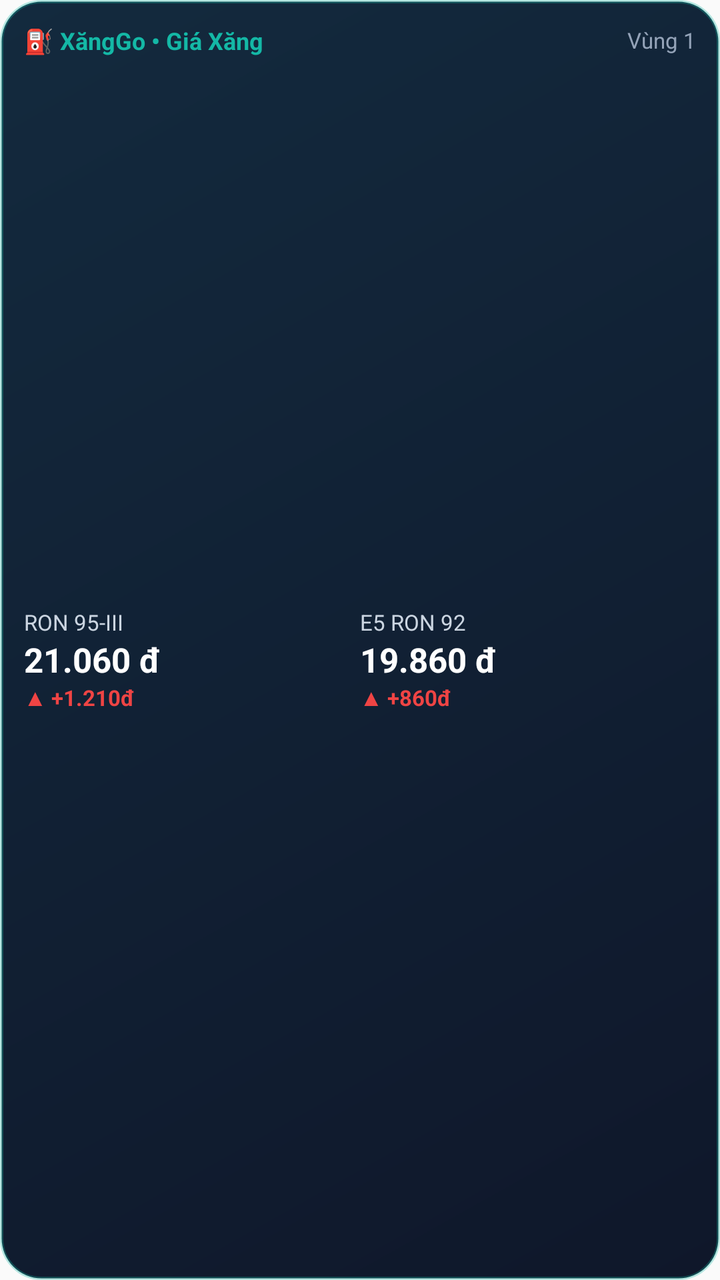
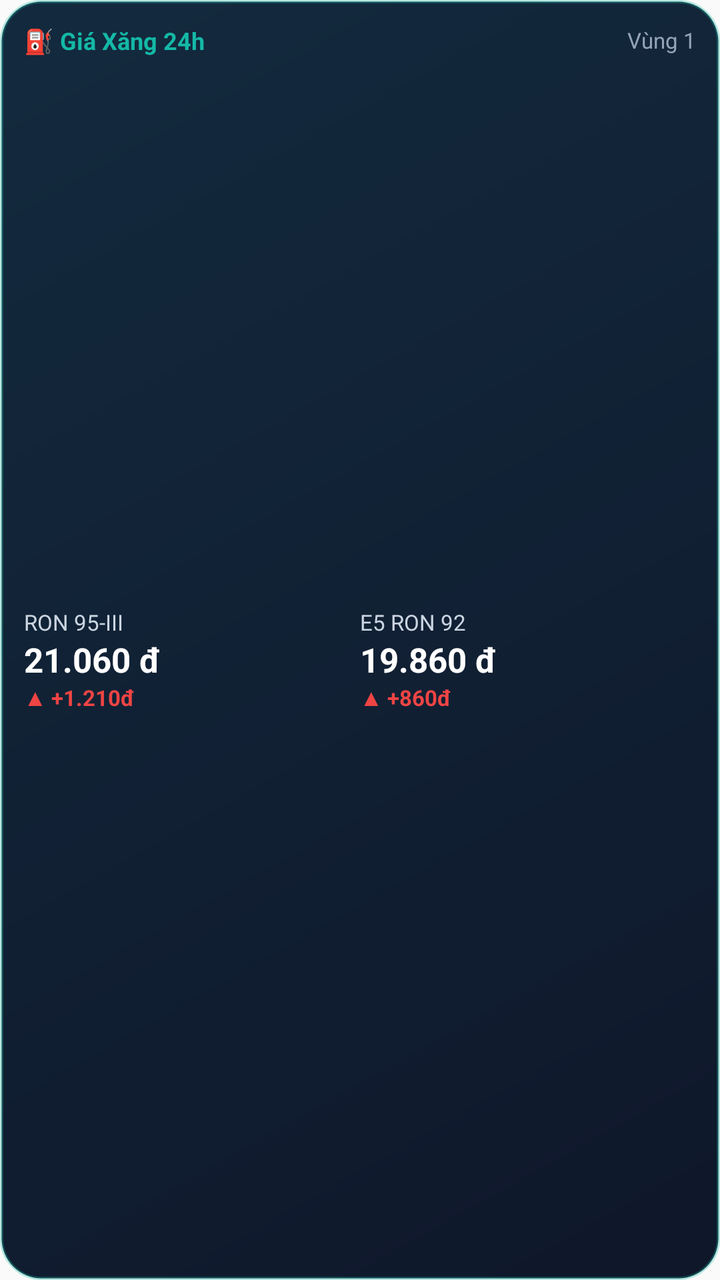

An Android layout rendered at two revisions. The XML below is the earlier revision; the diff shows what the commit changed to produce the second picture.
<!-- AndroidManifest.xml: application theme Theme.XangGo -->
<!-- res/layout/xanggo_widget.xml -->
<?xml version="1.0" encoding="utf-8"?>
<LinearLayout xmlns:android="http://schemas.android.com/apk/res/android"
    android:id="@+id/widget_root"
    android:layout_width="match_parent"
    android:layout_height="match_parent"
    android:background="@drawable/widget_bg"
    android:orientation="vertical"
    android:padding="12dp">

    
    <LinearLayout
        android:layout_width="match_parent"
        android:layout_height="wrap_content"
        android:gravity="center_vertical"
        android:orientation="horizontal">

        <TextView
            android:id="@+id/widget_title"
            android:layout_width="0dp"
            android:layout_height="wrap_content"
            android:layout_weight="1"
            android:text="⛽ XăngGo • Giá Xăng"
            android:textColor="#14B8A6"
            android:textSize="12sp"
            android:textStyle="bold" />

        <TextView
            android:id="@+id/widget_zone"
            android:layout_width="wrap_content"
            android:layout_height="wrap_content"
            android:text="Vùng 1"
            android:textColor="#94A3B8"
            android:textSize="11sp" />
    </LinearLayout>

    
    <LinearLayout
        android:layout_width="match_parent"
        android:layout_height="0dp"
        android:layout_marginTop="4dp"
        android:layout_weight="1"
        android:gravity="center_vertical"
        android:orientation="horizontal"
        android:baselineAligned="false">

        
        <LinearLayout
            android:layout_width="0dp"
            android:layout_height="wrap_content"
            android:layout_weight="1"
            android:orientation="vertical">

            <TextView
                android:id="@+id/widget_ron95_label"
                android:layout_width="wrap_content"
                android:layout_height="wrap_content"
                android:text="RON 95-III"
                android:textColor="#CBD5E1"
                android:textSize="11sp" />

            <TextView
                android:id="@+id/widget_ron95_price"
                android:layout_width="wrap_content"
                android:layout_height="wrap_content"
                android:text="21.060 đ"
                android:textColor="#FFFFFF"
                android:textSize="17sp"
                android:textStyle="bold" />

            <TextView
                android:id="@+id/widget_ron95_delta"
                android:layout_width="wrap_content"
                android:layout_height="wrap_content"
                android:text="▲ +1.210đ"
                android:textColor="#EF4444"
                android:textSize="11sp"
                android:textStyle="bold" />
        </LinearLayout>

        
        <LinearLayout
            android:layout_width="0dp"
            android:layout_height="wrap_content"
            android:layout_weight="1"
            android:orientation="vertical">

            <TextView
                android:id="@+id/widget_e5_label"
                android:layout_width="wrap_content"
                android:layout_height="wrap_content"
                android:text="E5 RON 92"
                android:textColor="#CBD5E1"
                android:textSize="11sp" />

            <TextView
                android:id="@+id/widget_e5_price"
                android:layout_width="wrap_content"
                android:layout_height="wrap_content"
                android:text="19.860 đ"
                android:textColor="#FFFFFF"
                android:textSize="17sp"
                android:textStyle="bold" />

            <TextView
                android:id="@+id/widget_e5_delta"
                android:layout_width="wrap_content"
                android:layout_height="wrap_content"
                android:text="▲ +860đ"
                android:textColor="#EF4444"
                android:textSize="11sp"
                android:textStyle="bold" />
        </LinearLayout>
    </LinearLayout>
</LinearLayout>
<!-- resources referenced by this layout -->
<resources>
  <!-- drawable widget_bg (drawable) -->
  <?xml version="1.0" encoding="utf-8"?>
  <shape xmlns:android="http://schemas.android.com/apk/res/android"
      android:shape="rectangle">
      <corners android:radius="20dp" />
      <gradient
          android:angle="135"
          android:startColor="#0F172A"
          android:endColor="#132A3E" />
      <stroke
          android:width="1.5dp"
          android:color="#4D14B8A6" />
  </shape>
  <style name="Theme.XangGo" parent="android:Theme.Material.Light.NoActionBar" />
</resources>

<!-- the commit's change to res/layout/xanggo_widget.xml (unified diff, before → after) -->
@@ -19,7 +19,7 @@
             android:layout_width="0dp"
             android:layout_height="wrap_content"
             android:layout_weight="1"
-            android:text="⛽ XăngGo • Giá Xăng"
+            android:text="⛽ Giá Xăng 24h"
             android:textColor="#14B8A6"
             android:textSize="12sp"
             android:textStyle="bold" />
